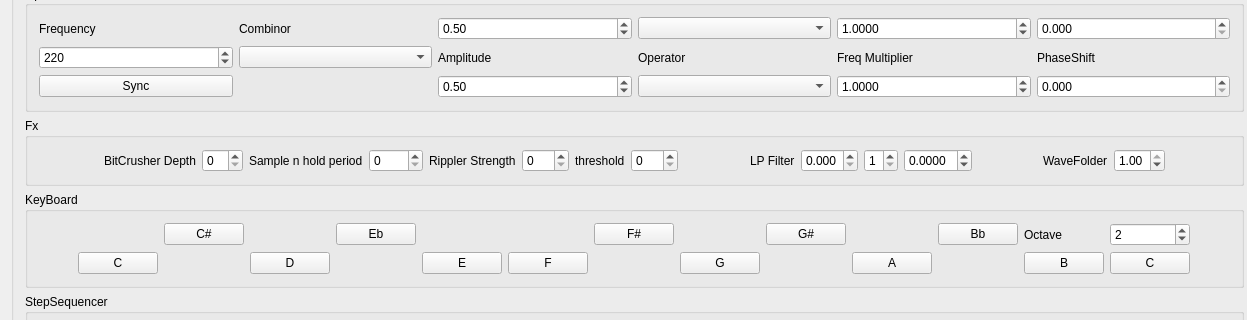
djeemie2000/SynthPlayground, file Synth7/mainwindow.ui: the form before one commit; both pictures show x 0 to 1247 and y 161 to 481 of the 1395 by 672 pixel window.
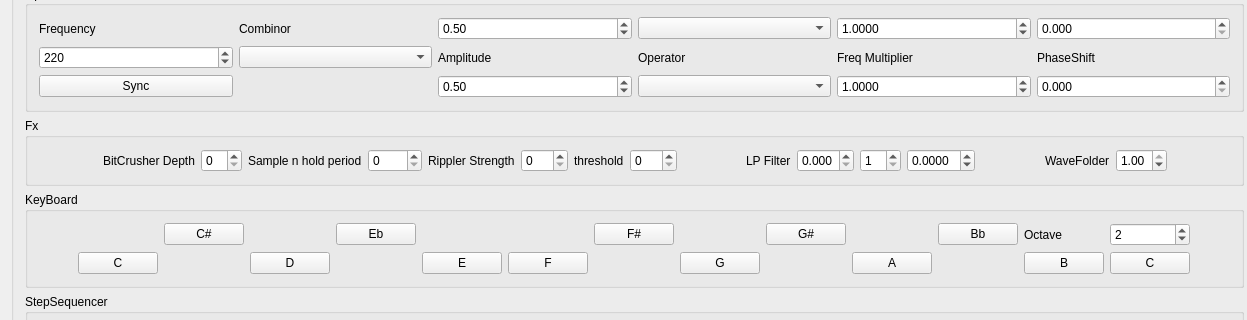
The form after the commit.

Commit message: Added nasty feedback LP filter!

The edit to the form file:
```diff
--- a/Synth7/mainwindow.ui
+++ b/Synth7/mainwindow.ui
@@ -348,7 +348,7 @@
              <number>1</number>
             </property>
             <property name="maximum">
-             <number>8</number>
+             <number>16</number>
             </property>
             <property name="value">
              <number>1</number>
@@ -364,7 +364,7 @@
              <double>-1.000000000000000</double>
             </property>
             <property name="maximum">
-             <double>1.000000000000000</double>
+             <double>2.000000000000000</double>
             </property>
             <property name="singleStep">
              <double>0.001000000000000</double>
```
The commit also changes 2 other files.
